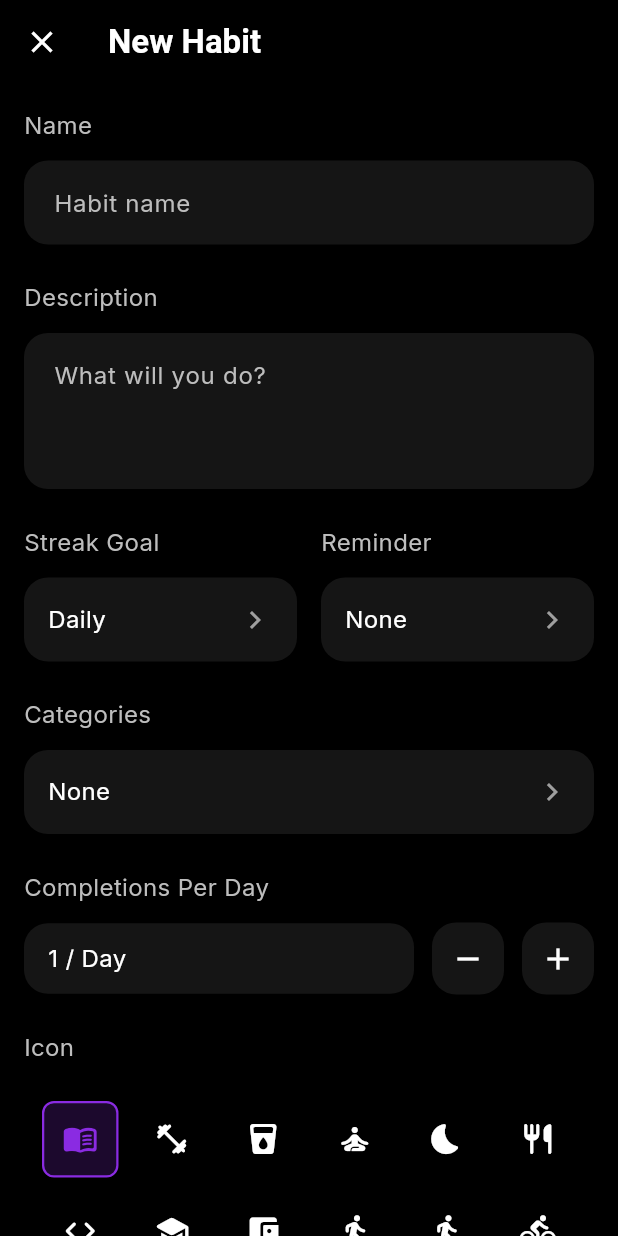
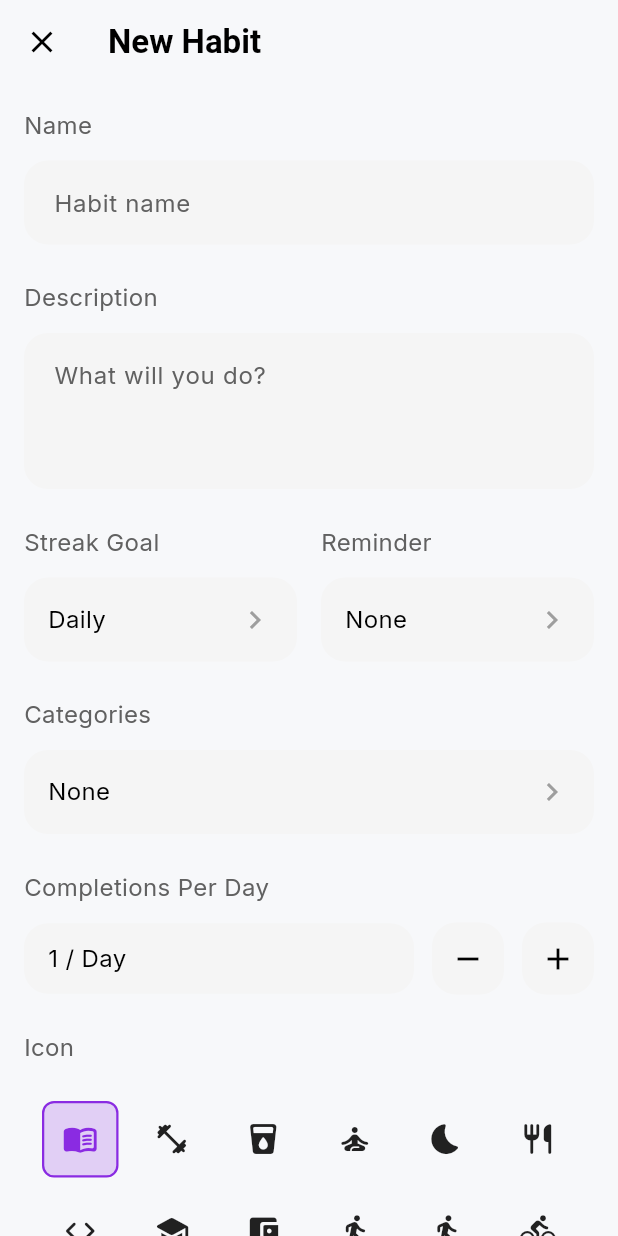
Before and after one commit to kaex/streaks, a Flutter app: the screen it shows after launch, after a tap on "Create Habit", on a phone screen of 412 x 824 dp. Run offline on Flutter 3.47's test engine with Material 3 defaults, Android fonts, the phone set to English and light mode, and no system bars; our stand-ins replace fl_chart, flutter_slidable, flutter_staggered_animations, google_fonts, share_plus, shared_preferences and 1 more.

Commit message:
Fix theme flash issue on app startup - match system theme during loading

```diff
--- a/lib/main.dart
+++ b/lib/main.dart
@@ -29,15 +29,29 @@ class MyApp extends StatelessWidget {
           builder: (context, snapshot) {
             // Show a loading screen in the theme colors while waiting for the theme to load
             if (snapshot.connectionState != ConnectionState.done) {
-              // Use the default dark theme as fallback during loading
-              final defaultTheme = ThemeData.dark().copyWith(
-                scaffoldBackgroundColor: Colors.black,
-                colorScheme: ColorScheme.dark(
-                  primary: AppTheme.accentColor,
-                ),
-              );
+              // Get platform brightness to match system theme during loading
+              final Brightness platformBrightness =
+                  MediaQuery.platformBrightnessOf(context);
+              final bool isSystemDarkMode =
+                  platformBrightness == Brightness.dark;
+
+              // Use theme that matches system preference during loading
+              final loadingTheme = isSystemDarkMode
+                  ? ThemeData.dark().copyWith(
+                      scaffoldBackgroundColor: Colors.black,
+                      colorScheme: ColorScheme.dark(
+                        primary: AppTheme.accentColor,
+                      ),
+                    )
+                  : ThemeData.light().copyWith(
+                      scaffoldBackgroundColor: AppTheme.lightBackgroundColor,
+                      colorScheme: ColorScheme.light(
+                        primary: AppTheme.accentColor,
+                      ),
+                    );
+
               return MaterialApp(
-                theme: defaultTheme,
+                theme: loadingTheme,
                 home: const Scaffold(
                   body: Center(
                     child: CircularProgressIndicator(),
--- a/lib/models/theme_provider.dart
+++ b/lib/models/theme_provider.dart
@@ -1,8 +1,9 @@
 import 'package:flutter/material.dart';
 import 'package:shared_preferences/shared_preferences.dart';
+import 'package:flutter/scheduler.dart';
 
 class ThemeProvider extends ChangeNotifier {
-  bool _isDarkMode = true;
+  bool _isDarkMode = false;
   static const String _darkModeKey = 'isDarkMode';
   late Future<void> initialized;
 
@@ -15,11 +16,27 @@ class ThemeProvider extends ChangeNotifier {
   Future<void> _loadThemeFromPrefs() async {
     try {
       final prefs = await SharedPreferences.getInstance();
-      _isDarkMode = prefs.getBool(_darkModeKey) ?? true;
+
+      // Check if a preference has been set
+      if (prefs.containsKey(_darkModeKey)) {
+        _isDarkMode = prefs.getBool(_darkModeKey) ?? false;
+      } else {
+        // If no preference is set, use system theme
+        var brightness =
+            SchedulerBinding.instance.platformDispatcher.platformBrightness;
+        _isDarkMode = brightness == Brightness.dark;
+
+        // Save this initial preference
+        await prefs.setBool(_darkModeKey, _isDarkMode);
+      }
+
       notifyListeners();
     } catch (e) {
-      // If there's an error loading preferences, default to dark mode
-      _isDarkMode = true;
+      // If there's an error loading preferences, check system theme
+      var brightness =
+          SchedulerBinding.instance.platformDispatcher.platformBrightness;
+      _isDarkMode = brightness == Brightness.dark;
+      debugPrint('Error loading theme preference: $e');
     }
   }
 
```
